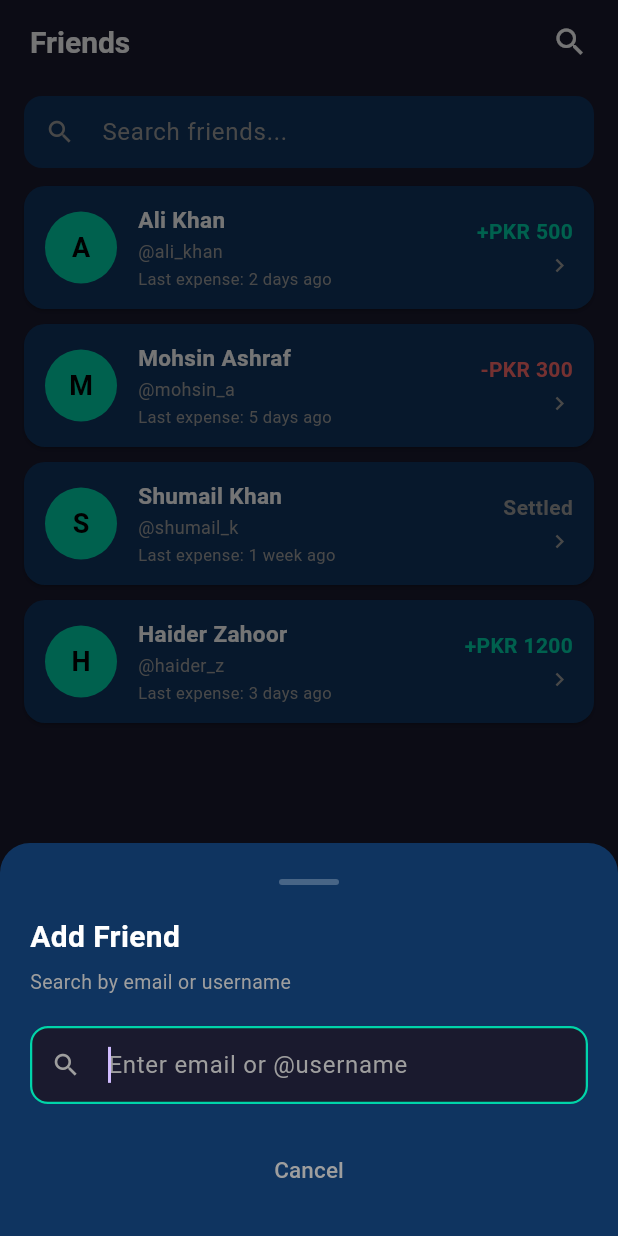
After one commit to Haidermushtaq/splivy, a Flutter app: the FriendsScreen screen opened directly, after a tap on the "person add" icon, on a phone screen of 412 x 824 dp. The commit adds this screen. Run offline on Flutter 3.47's test engine with Material 3 defaults, Android fonts, the phone set to English and light mode, and no system bars.

Commit message:
feat: add friends screen with search and add friend bottom sheet
Co-authored-by: shumailkhan845 <shumail.kn845@gmail.com>
Co-authored-by: MohsinAshraf01 <mohsinmhn24@gmail.com>

```diff
--- /dev/null
+++ b/lib/screens/friends/friends_screen.dart
@@ -0,0 +1,520 @@
+import 'package:flutter/material.dart';
+import 'friend_detail_screen.dart';
+
+class _Friend {
+  final String name;
+  final String username;
+  final double balance; // positive = they owe you, negative = you owe them
+  final String lastActivity;
+
+  const _Friend({
+    required this.name,
+    required this.username,
+    required this.balance,
+    required this.lastActivity,
+  });
+}
+
+const _dummyFriends = [
+  _Friend(
+    name: 'Ali Khan',
+    username: 'ali_khan',
+    balance: 500,
+    lastActivity: '2 days ago',
+  ),
+  _Friend(
+    name: 'Mohsin Ashraf',
+    username: 'mohsin_a',
+    balance: -300,
+    lastActivity: '5 days ago',
+  ),
+  _Friend(
+    name: 'Shumail Khan',
+    username: 'shumail_k',
+    balance: 0,
+    lastActivity: '1 week ago',
+  ),
+  _Friend(
+    name: 'Haider Zahoor',
+    username: 'haider_z',
+    balance: 1200,
+    lastActivity: '3 days ago',
+  ),
+];
+
+class FriendsScreen extends StatefulWidget {
+  const FriendsScreen({super.key});
+
+  @override
+  State<FriendsScreen> createState() => _FriendsScreenState();
+}
+
+class _FriendsScreenState extends State<FriendsScreen> {
+  static const _bg = Color(0xFF1A1A2E);
+  static const _accent = Color(0xFF00D4AA);
+  static const _cardDark = Color(0xFF0F3460);
+
+  final _searchController = TextEditingController();
+  List<_Friend> _filtered = List.from(_dummyFriends);
+
+  @override
+  void dispose() {
+    _searchController.dispose();
+    super.dispose();
+  }
+
+  void _onSearchChanged(String query) {
+    setState(() {
+      _filtered = _dummyFriends
+          .where((f) =>
+              f.name.toLowerCase().contains(query.toLowerCase()) ||
+              f.username.toLowerCase().contains(query.toLowerCase()))
+          .toList();
+    });
+  }
+
+  void _showAddFriendSheet() {
+    showModalBottomSheet(
+      context: context,
+      backgroundColor: _cardDark,
+      isScrollControlled: true,
+      shape: const RoundedRectangleBorder(
+        borderRadius: BorderRadius.vertical(top: Radius.circular(20)),
+      ),
+      builder: (_) => const _AddFriendSheet(),
+    );
+  }
+
+  @override
+  Widget build(BuildContext context) {
+    return Scaffold(
+      backgroundColor: _bg,
+      appBar: AppBar(
+        backgroundColor: _bg,
+        elevation: 0,
+        automaticallyImplyLeading: false,
+        titleSpacing: 20,
+        title: const Text(
+          'Friends',
+          style: TextStyle(
+              color: Colors.white,
+              fontSize: 20,
+              fontWeight: FontWeight.bold),
+        ),
+        actions: [
+          IconButton(
+            icon: const Icon(Icons.search, color: Colors.white),
+            onPressed: () => FocusScope.of(context)
+                .requestFocus(FocusNode()), // handled by inline bar
+          ),
+          const SizedBox(width: 8),
+        ],
+      ),
+      body: Column(
+        children: [
+          _buildSearchBar(),
+          Expanded(
+            child: _filtered.isEmpty
+                ? _buildEmptyState()
+                : _buildList(),
+          ),
+        ],
+      ),
+      floatingActionButton: FloatingActionButton(
+        onPressed: _showAddFriendSheet,
+        backgroundColor: _accent,
+        child: const Icon(Icons.person_add_outlined, color: Colors.black),
+      ),
+    );
+  }
+
+  Widget _buildSearchBar() {
+    return Padding(
+      padding: const EdgeInsets.fromLTRB(16, 8, 16, 8),
+      child: TextField(
+        controller: _searchController,
+        style: const TextStyle(color: Colors.white),
+        onChanged: _onSearchChanged,
+        decoration: InputDecoration(
+          hintText: 'Search friends...',
+          hintStyle: const TextStyle(color: Colors.grey),
+          prefixIcon:
+              const Icon(Icons.search, color: Colors.grey, size: 20),
+          filled: true,
+          fillColor: _cardDark,
+          border: OutlineInputBorder(
+            borderRadius: BorderRadius.circular(12),
+            borderSide: BorderSide.none,
+          ),
+          enabledBorder: OutlineInputBorder(
+            borderRadius: BorderRadius.circular(12),
+            borderSide: BorderSide.none,
+          ),
+          focusedBorder: OutlineInputBorder(
+            borderRadius: BorderRadius.circular(12),
+            borderSide: const BorderSide(color: _accent, width: 1.5),
+          ),
+          contentPadding: const EdgeInsets.symmetric(vertical: 12),
+        ),
+      ),
+    );
+  }
+
+  Widget _buildList() {
+    return ListView.builder(
+      padding: const EdgeInsets.fromLTRB(16, 4, 16, 100),
+      itemCount: _filtered.length,
+      itemBuilder: (context, index) {
+        final friend = _filtered[index];
+        return _FriendCard(
+          friend: friend,
+          onTap: () => Navigator.of(context).push(
+            MaterialPageRoute(
+              builder: (_) =>
+                  FriendDetailScreen(name: friend.name),
+            ),
+          ),
+        );
+      },
+    );
+  }
+
+  Widget _buildEmptyState() {
+    return Center(
+      child: Column(
+        mainAxisAlignment: MainAxisAlignment.center,
+        children: [
+          const Icon(Icons.people_outline,
+              color: Colors.grey, size: 64),
+          const SizedBox(height: 16),
+          const Text(
+            'No friends yet.',
+            style: TextStyle(
+                color: Colors.white,
+                fontSize: 16,
+                fontWeight: FontWeight.w600),
+          ),
+          const SizedBox(height: 6),
+          const Text(
+            'Connect with friends to split expenses!',
+            style: TextStyle(color: Colors.grey, fontSize: 14),
+          ),
+          const SizedBox(height: 24),
+          ElevatedButton(
+            onPressed: _showAddFriendSheet,
+            style: ElevatedButton.styleFrom(
+              backgroundColor: _accent,
+              padding: const EdgeInsets.symmetric(
+                  horizontal: 28, vertical: 12),
+              shape: RoundedRectangleBorder(
+                  borderRadius: BorderRadius.circular(12)),
+            ),
+            child: const Text(
+              'Add your first friend',
+              style: TextStyle(
+                  color: Colors.black, fontWeight: FontWeight.bold),
+            ),
+          ),
+        ],
+      ),
+    );
+  }
+}
+
+// ── Friend card ───────────────────────────────────────────────────────────────
+
+class _FriendCard extends StatelessWidget {
+  final _Friend friend;
+  final VoidCallback onTap;
+
+  static const _accent = Color(0xFF00D4AA);
+  static const _cardDark = Color(0xFF0F3460);
+  static const _red = Color(0xFFFF6B6B);
+
+  const _FriendCard({required this.friend, required this.onTap});
+
+  @override
+  Widget build(BuildContext context) {
+    final isOwed = friend.balance > 0;
+    final isSettled = friend.balance == 0;
+    final balanceText = isSettled
+        ? 'Settled'
+        : isOwed
+            ? '+PKR ${friend.balance.toStringAsFixed(0)}'
+            : '-PKR ${friend.balance.abs().toStringAsFixed(0)}';
+    final balanceColor =
+        isSettled ? Colors.grey : (isOwed ? _accent : _red);
+
+    return Card(
+      color: _cardDark,
+      margin: const EdgeInsets.only(bottom: 10),
+      shape: RoundedRectangleBorder(
+          borderRadius: BorderRadius.circular(14)),
+      child: InkWell(
+        onTap: onTap,
+        borderRadius: BorderRadius.circular(14),
+        child: Padding(
+          padding: const EdgeInsets.symmetric(
+              horizontal: 14, vertical: 12),
+          child: Row(
+            children: [
+              CircleAvatar(
+                radius: 24,
+                backgroundColor: _accent,
+                child: Text(
+                  friend.name[0].toUpperCase(),
+                  style: const TextStyle(
+                    color: Colors.black,
+                    fontWeight: FontWeight.bold,
+                    fontSize: 18,
+                  ),
+                ),
+              ),
+              const SizedBox(width: 14),
+              Expanded(
+                child: Column(
+                  crossAxisAlignment: CrossAxisAlignment.start,
+                  children: [
+                    Text(
+                      friend.name,
+                      style: const TextStyle(
+                          color: Colors.white,
+                          fontWeight: FontWeight.bold,
+                          fontSize: 15),
+                    ),
+                    const SizedBox(height: 2),
+                    Text(
+                      '@${friend.username}',
+                      style: const TextStyle(
+                          color: Colors.grey, fontSize: 12),
+                    ),
+                    const SizedBox(height: 2),
+                    Text(
+                      'Last expense: ${friend.lastActivity}',
+                      style: const TextStyle(
+                          color: Colors.grey, fontSize: 11),
+                    ),
+                  ],
+                ),
+              ),
+              Column(
+                crossAxisAlignment: CrossAxisAlignment.end,
+                children: [
+                  Text(
+                    balanceText,
+                    style: TextStyle(
+                      color: balanceColor,
+                      fontWeight: FontWeight.bold,
+                      fontSize: 14,
+                    ),
+                  ),
+                  const SizedBox(height: 4),
+                  const Icon(Icons.chevron_right,
+                      color: Colors.grey, size: 18),
+                ],
+              ),
+            ],
+          ),
+        ),
+      ),
+    );
+  }
+}
+
+// ── Add friend bottom sheet ───────────────────────────────────────────────────
+
+class _AddFriendSheet extends StatefulWidget {
+  const _AddFriendSheet();
+
+  @override
+  State<_AddFriendSheet> createState() => _AddFriendSheetState();
+}
+
+class _AddFriendSheetState extends State<_AddFriendSheet> {
+  static const _bg = Color(0xFF1A1A2E);
+  static const _accent = Color(0xFF00D4AA);
+
+  final _controller = TextEditingController();
+  bool _searched = false;
+  bool _found = false;
+
+  @override
+  void dispose() {
+    _controller.dispose();
+    super.dispose();
+  }
+
+  void _onChanged(String value) {
+    if (value.isEmpty) {
+      setState(() {
+        _searched = false;
+        _found = false;
+      });
+      return;
+    }
+    setState(() {
+      _searched = value.length >= 3;
+      _found = value.contains('@test') || value.contains('test@');
+    });
+  }
+
+  @override
+  Widget build(BuildContext context) {
+    return Padding(
+      padding: EdgeInsets.only(
+        bottom: MediaQuery.of(context).viewInsets.bottom + 16,
+        left: 20,
+        right: 20,
+        top: 24,
+      ),
+      child: Column(
+        mainAxisSize: MainAxisSize.min,
+        crossAxisAlignment: CrossAxisAlignment.start,
+        children: [
+          // Handle bar
+          Center(
+            child: Container(
+              width: 40,
+              height: 4,
+              margin: const EdgeInsets.only(bottom: 20),
+              decoration: BoxDecoration(
+                color: Colors.white24,
+                borderRadius: BorderRadius.circular(2),
+              ),
+            ),
+          ),
+          const Text(
+            'Add Friend',
+            style: TextStyle(
+                color: Colors.white,
+                fontWeight: FontWeight.bold,
+                fontSize: 20),
+          ),
+          const SizedBox(height: 6),
+          const Text(
+            'Search by email or username',
+            style: TextStyle(color: Colors.grey, fontSize: 13),
+          ),
+          const SizedBox(height: 20),
+          TextField(
+            controller: _controller,
+            autofocus: true,
+            style: const TextStyle(color: Colors.white),
+            onChanged: _onChanged,
+            decoration: InputDecoration(
+              hintText: 'Enter email or @username',
+              hintStyle: const TextStyle(color: Colors.grey),
+              prefixIcon:
+                  const Icon(Icons.search, color: Colors.grey, size: 20),
+              filled: true,
+              fillColor: _bg,
+              border: OutlineInputBorder(
+                borderRadius: BorderRadius.circular(12),
+                borderSide: BorderSide.none,
+              ),
+              enabledBorder: OutlineInputBorder(
+                borderRadius: BorderRadius.circular(12),
+                borderSide: BorderSide.none,
+              ),
+              focusedBorder: OutlineInputBorder(
+                borderRadius: BorderRadius.circular(12),
+                borderSide:
+                    const BorderSide(color: _accent, width: 1.5),
+              ),
+              contentPadding: const EdgeInsets.symmetric(
+                  horizontal: 16, vertical: 14),
+            ),
+          ),
+          if (_searched) ...[
+            const SizedBox(height: 16),
+            _found ? _buildFoundCard() : _buildNotFound(),
+          ],
+          const SizedBox(height: 20),
+          SizedBox(
+            width: double.infinity,
+            child: TextButton(
+              onPressed: () => Navigator.of(context).pop(),
+              child: const Text('Cancel',
+                  style: TextStyle(color: Colors.grey, fontSize: 15)),
+            ),
+          ),
+          const SizedBox(height: 4),
+        ],
+      ),
+    );
+  }
+
+  Widget _buildFoundCard() {
+    return Container(
+      padding: const EdgeInsets.all(14),
+      decoration: BoxDecoration(
+        color: const Color(0xFF1A1A2E),
+        borderRadius: BorderRadius.circular(12),
+        border: Border.all(
+            color: const Color(0xFF00D4AA).withValues(alpha: 0.3)),
+      ),
+      child: Row(
+        children: [
+          const CircleAvatar(
+            radius: 22,
+            backgroundColor: Color(0xFF00D4AA),
+            child: Text(
+              'T',
+              style: TextStyle(
+                  color: Colors.black,
+                  fontWeight: FontWeight.bold,
+                  fontSize: 16),
+            ),
+          ),
+          const SizedBox(width: 12),
+          const Expanded(
+            child: Column(
+              crossAxisAlignment: CrossAxisAlignment.start,
+              children: [
+                Text('Test User',
+                    style: TextStyle(
+                        color: Colors.white,
+                        fontWeight: FontWeight.bold,
+                        fontSize: 14)),
+                SizedBox(height: 2),
+                Text('@test_user',
+                    style:
+                        TextStyle(color: Colors.grey, fontSize: 12)),
+              ],
+            ),
+          ),
+          ElevatedButton(
+            style: ElevatedButton.styleFrom(
+              backgroundColor: const Color(0xFF00D4AA),
+              padding: const EdgeInsets.symmetric(
+                  horizontal: 16, vertical: 8),
+              shape: RoundedRectangleBorder(
+                  borderRadius: BorderRadius.circular(8)),
+            ),
+            onPressed: () {
+              Navigator.of(context).pop();
+              // TODO: add to friend list via Supabase
+            },
+            child: const Text(
+              'Add Friend',
+              style: TextStyle(
+                  color: Colors.black,
+                  fontWeight: FontWeight.bold,
+                  fontSize: 13),
+            ),
+          ),
+        ],
+      ),
+    );
+  }
+
+  Widget _buildNotFound() {
+    return const Center(
+      child: Text(
+        'No user found with that email or username',
+        style: TextStyle(color: Colors.grey, fontSize: 13),
+        textAlign: TextAlign.center,
+      ),
+    );
+  }
+}
```
Also changed, not shown: lib/screens/dashboard/dashboard_screen.dart (+4 -7 lines), lib/screens/friends/friend_detail_screen.dart (added, +37 -0 lines).
